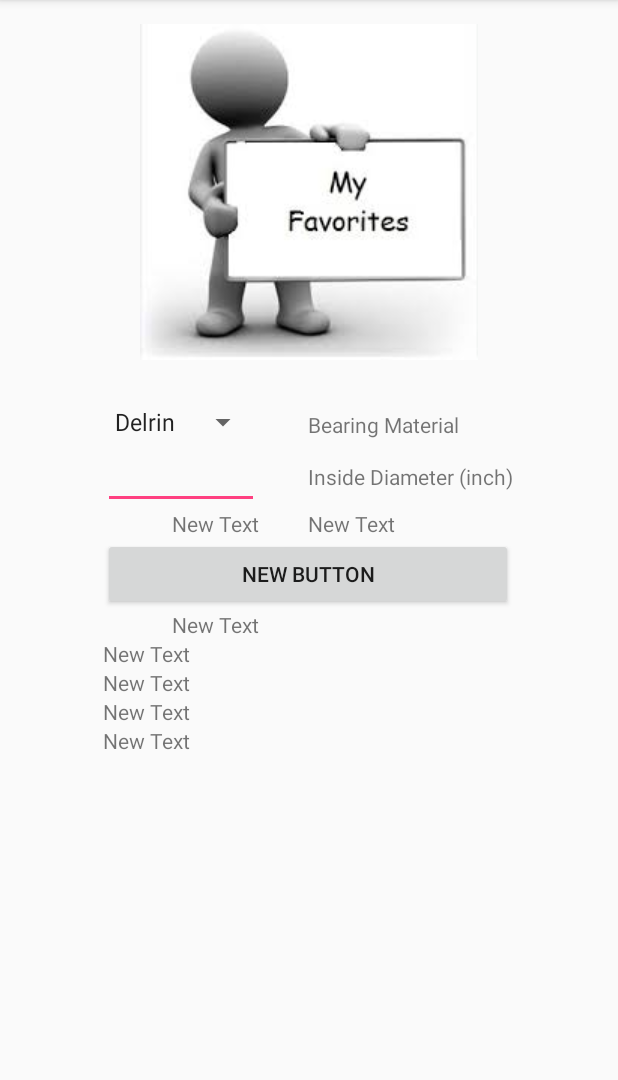
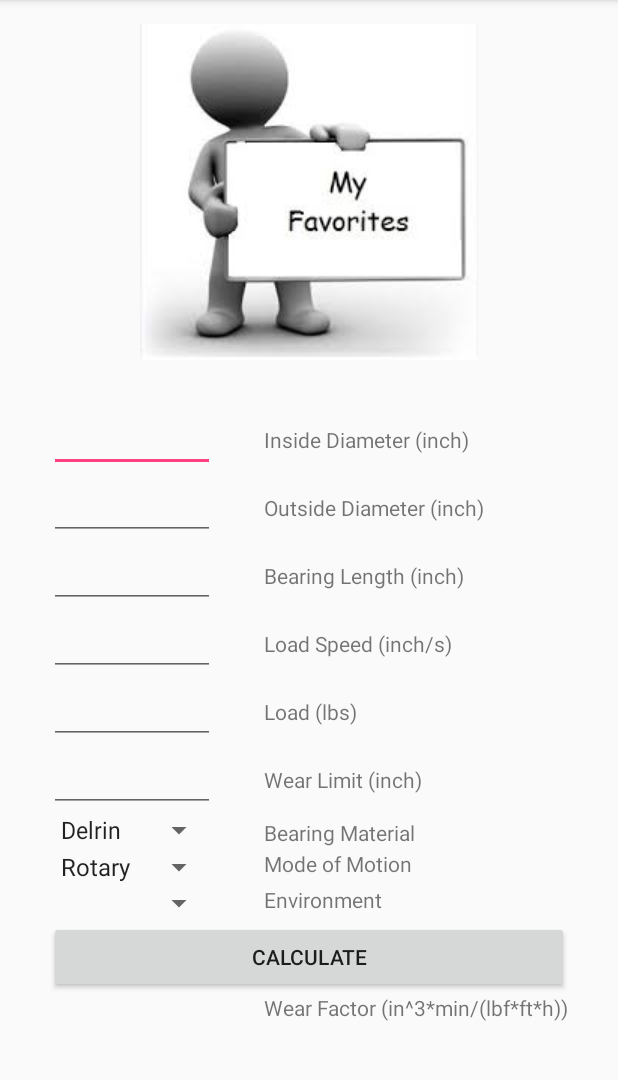
Before and after one commit to g-marsh/SleeveBearings, an Android app: the screen it shows after launch (MainActivity), on a phone screen of 412 x 824 dp, the part 84-1164 px from its top. Run offline under Robolectric (Android 15) with nearby library versions, the phone set to English and light mode, and no system bars.

```diff
--- a/app/src/main/java/com/gregmarsh/sleevebearings/MainActivity.java
+++ b/app/src/main/java/com/gregmarsh/sleevebearings/MainActivity.java
@@ -12,6 +12,8 @@ public class MainActivity extends AppCompatActivity {
 
     // Variables
     Spinner spnMaterial;
+    Spinner spnMotion;
+    Spinner spnEnvironment;
     String strMaterial;
     double dblWearFactor;
     EditText etOD;
@@ -24,16 +26,22 @@ public class MainActivity extends AppCompatActivity {
 
         // Instantiate Variables
         spnMaterial = (Spinner)findViewById(R.id.spinner);
+        spnMotion = (Spinner)findViewById(R.id.spinner1);
+        spnEnvironment = (Spinner)findViewById(R.id.spinner2);
         scrollView = (ScrollView) findViewById(R.id.scrollView);
 
+        // Declare and populate arrays
+        String [] aryMaterial = getResources().getStringArray(R.array.aryMaterial);
+        String [] aryMotion = getResources().getStringArray(R.array.aryMotion);
+        String [] aryEnvironment = getResources().getStringArray(R.array.aryEnvironment);
 
-        // Declare and populate array
-        String [] aryMaterial = getResources().getStringArray(R.array.aryMaterial);
-
-        // Bind the array and apply settings to the Spinner.
+        // Bind the arrays and apply settings to the Spinners.
         ArrayAdapter<String> dataAdapter = new ArrayAdapter<String>(this, android.R.layout.simple_spinner_item, aryMaterial);
+        ArrayAdapter<String> dataAdapter1 = new ArrayAdapter<String>(this, android.R.layout.simple_spinner_item, aryMotion);
         dataAdapter.setDropDownViewResource(android.R.layout.simple_spinner_dropdown_item);
+        dataAdapter1.setDropDownViewResource(android.R.layout.simple_spinner_dropdown_item);
         spnMaterial.setAdapter(dataAdapter);
+        spnMotion.setAdapter(dataAdapter1);
 
         // Calculate and View Results
         findViewById(R.id.button).setOnClickListener(new View.OnClickListener() {
--- a/app/src/main/res/layout/activity_main.xml
+++ b/app/src/main/res/layout/activity_main.xml
@@ -24,52 +24,16 @@
         android:layout_below="@+id/imageView"
         android:layout_centerHorizontal="true" >
 
-    <!--<ScrollView-->
-        <!--android:layout_width="wrap_content"-->
-        <!--android:layout_height="wrap_content"-->
-        <!--android:id="@+id/scrollView"-->
-        <!--android:layout_below="@+id/imageView"-->
-        <!--android:layout_centerHorizontal="true" >-->
-
         <LinearLayout
             android:layout_width="wrap_content"
             android:layout_height="wrap_content">
 
-
-
     <TableLayout
         android:layout_width="wrap_content"
         android:layout_height="match_parent"
-
         android:layout_marginTop="29dp">
 
-        <TableRow
-            android:layout_width="match_parent"
-            android:layout_height="match_parent">
-
-            <Spinner
-                android:layout_width="match_parent"
-                android:layout_height="wrap_content"
-                android:id="@+id/spinner"
-                android:layout_column="0"
-                android:layout_gravity="right" />
-
-            <TextView
-                android:layout_width="wrap_content"
-                android:layout_height="wrap_content"
-                android:textAppearance="?android:attr/textAppearanceMedium"
-                android:text="       "
-                android:id="@+id/textView6"
-                android:layout_column="1" />
-
-            <TextView
-                android:layout_width="wrap_content"
-                android:layout_height="wrap_content"
-                android:text="@string/material"
-                android:id="@+id/textView"
-                android:layout_column="2" />
-
-        </TableRow>
+        <!--  Edit Text Inputs  -->
 
         <TableRow
             android:layout_width="match_parent"
@@ -89,9 +53,204 @@
                 android:layout_width="wrap_content"
                 android:layout_height="wrap_content"
                 android:text="@string/inside_dia"
+                android:id="@+id/textView3"
+                android:layout_column="2" />
+        </TableRow>
+
+        <TableRow
+            android:layout_width="match_parent"
+            android:layout_height="match_parent">
+
+            <EditText
+                android:layout_width="wrap_content"
+                android:layout_height="wrap_content"
+                android:inputType="numberDecimal"
+                android:ems="10"
+                android:id="@+id/editText1"
+                android:width="75dp"
+                android:layout_column="0"
+                android:gravity="end" />
+
+            <TextView
+                android:layout_width="wrap_content"
+                android:layout_height="wrap_content"
+                android:text="@string/outside_dia"
+                android:id="@+id/textView4"
+                android:layout_column="2" />
+        </TableRow>
+
+        <TableRow
+            android:layout_width="match_parent"
+            android:layout_height="match_parent">
+
+            <EditText
+                android:layout_width="wrap_content"
+                android:layout_height="wrap_content"
+                android:inputType="numberDecimal"
+                android:ems="10"
+                android:id="@+id/editText2"
+                android:width="75dp"
+                android:layout_column="0"
+                android:gravity="end" />
+
+            <TextView
+                android:layout_width="wrap_content"
+                android:layout_height="wrap_content"
+                android:text="@string/bearing_length"
+                android:id="@+id/textView5"
+                android:layout_column="2" />
+        </TableRow>
+
+        <TableRow
+            android:layout_width="match_parent"
+            android:layout_height="match_parent">
+
+            <EditText
+                android:layout_width="wrap_content"
+                android:layout_height="wrap_content"
+                android:inputType="numberDecimal"
+                android:ems="10"
+                android:id="@+id/editText3"
+                android:width="75dp"
+                android:layout_column="0"
+                android:gravity="end" />
+
+            <TextView
+                android:layout_width="wrap_content"
+                android:layout_height="wrap_content"
+                android:text="@string/load_speed"
+                android:id="@+id/textView6"
+                android:layout_column="2" />
+        </TableRow>
+
+        <TableRow
+            android:layout_width="match_parent"
+            android:layout_height="match_parent">
+
+            <EditText
+                android:layout_width="wrap_content"
+                android:layout_height="wrap_content"
+                android:inputType="numberDecimal"
+                android:ems="10"
+                android:id="@+id/editText4"
+                android:width="75dp"
+                android:layout_column="0"
+                android:gravity="end" />
+
+            <TextView
+                android:layout_width="wrap_content"
+                android:layout_height="wrap_content"
+                android:text="@string/load"
+                android:id="@+id/textView7"
+                android:layout_column="2" />
+        </TableRow>
+
+        <TableRow
+            android:layout_width="match_parent"
+            android:layout_height="match_parent">
+
+            <EditText
+                android:layout_width="wrap_content"
+                android:layout_height="wrap_content"
+                android:inputType="numberDecimal"
+                android:ems="10"
+                android:id="@+id/editText5"
+                android:width="75dp"
+                android:layout_column="0"
+                android:gravity="end" />
+
+            <TextView
+                android:layout_width="wrap_content"
+                android:layout_height="wrap_content"
+                android:text="@string/wear_limit"
+                android:id="@+id/textView8"
+                android:layout_column="2" />
+        </TableRow>
+
+        <!--  Input spinners  -->
+
+        <TableRow
+            android:layout_width="match_parent"
+            android:layout_height="match_parent">
+
+            <Spinner
+                android:layout_width="match_parent"
+                android:layout_height="wrap_content"
+                android:id="@+id/spinner"
+                android:layout_column="0"
+                android:layout_gravity="right" />
+
+            <TextView
+                android:layout_width="wrap_content"
+                android:layout_height="wrap_content"
+                android:textAppearance="?android:attr/textAppearanceMedium"
+                android:text="       "
+                android:id="@+id/textViewSpaces"
+                android:layout_column="1" />
+
+            <TextView
+                android:layout_width="wrap_content"
+                android:layout_height="wrap_content"
+                android:text="@string/material2"
+                android:id="@+id/textView"
+                android:layout_column="2" />
+
+        </TableRow>
+
+        <TableRow
+            android:layout_width="match_parent"
+            android:layout_height="match_parent">
+
+            <Spinner
+                android:layout_width="match_parent"
+                android:layout_height="wrap_content"
+                android:id="@+id/spinner1"
+                android:layout_column="0"
+                android:layout_gravity="right" />
+
+            <TextView
+                android:layout_width="wrap_content"
+                android:layout_height="wrap_content"
+                android:text="@string/motion"
+                android:id="@+id/textView1"
+                android:layout_column="2" />
+
+        </TableRow>
+
+        <TableRow
+            android:layout_width="match_parent"
+            android:layout_height="match_parent">
+
+            <Spinner
+                android:layout_width="match_parent"
+                android:layout_height="wrap_content"
+                android:id="@+id/spinner2"
+                android:layout_column="0"
+                android:layout_gravity="right" />
+
+            <TextView
+                android:layout_width="wrap_content"
+                android:layout_height="wrap_content"
+                android:text="@string/environment"
                 android:id="@+id/textView2"
                 android:layout_column="2" />
+
         </TableRow>
+
+        <!--  Calculate Button -->
+
+        <TableRow
+            android:layout_width="match_parent"
+            android:layout_height="match_parent">
+
+            <Button
+                android:text="@string/calculate"
+                android:id="@+id/button"
+                android:layout_column="0"
+                android:layout_span="3" />
+        </TableRow>
+
+        <!--  Coefficients -->
 
         <TableRow
             android:layout_width="match_parent"
@@ -100,83 +259,18 @@
             <TextView
                 android:layout_width="wrap_content"
                 android:layout_height="wrap_content"
-                android:text="New Text"
-                android:id="@+id/textView3"
+                android:text=""
+                android:id="@+id/textView9"
                 android:layout_column="0"
                 android:layout_gravity="right" />
 
             <TextView
                 android:layout_width="wrap_content"
                 android:layout_height="wrap_content"
-                android:text="New Text"
-                android:id="@+id/textView4"
+                android:text="@string/wear_factor"
+                android:id="@+id/textView10"
                 android:layout_column="2" />
-
         </TableRow>
-
-        <TableRow
-            android:layout_width="match_parent"
-            android:layout_height="match_parent">
-
-            <Button
-                android:text="New Button"
-                android:id="@+id/button"
-                android:layout_column="0"
-                android:layout_span="3" />
-        </TableRow>
-
-        <TableRow
-            android:layout_width="match_parent"
-            android:layout_height="match_parent">
-
-            <TextView
-                android:text="New Text"
-                android:id="@+id/textView5"
-                android:layout_column="0"
-                android:layout_gravity="right" />
-        </TableRow>
-
-        <TableRow
-            android:layout_width="match_parent"
-            android:layout_height="match_parent">
-
-            <TextView
-                android:text="New Text"
-                android:id="@+id/textView7"
-                android:layout_column="0" />
-        </TableRow>
-
-        <TableRow
-            android:layout_width="match_parent"
-            android:layout_height="match_parent">
-
-            <TextView
-                android:text="New Text"
-                android:id="@+id/textView8"
-                android:layout_column="0" />
-        </TableRow>
-
-        <TableRow
-            android:layout_width="match_parent"
-            android:layout_height="match_parent">
-
-            <TextView
-                android:text="New Text"
-                android:id="@+id/textView9"
-                android:layout_column="0" />
-        </TableRow>
-
-        <TableRow
-            android:layout_width="match_parent"
-            android:layout_height="match_parent">
-
-            <TextView
-                android:text="New Text"
-                android:id="@+id/textVieW10"
-                android:layout_column="0" />
-        </TableRow>
-
-
 
     </TableLayout>
 
--- a/app/src/main/res/values/strings.xml
+++ b/app/src/main/res/values/strings.xml
@@ -1,12 +1,32 @@
 <resources>
     <string name="app_name">SleeveBearings</string>
-    <string name="material">Bearing Material</string>
+    <!-- inputs -->
+    <string name="material2">Bearing Material</string>
+    <string name="motion">Mode of Motion</string>
+    <string name="environment">Environment</string>
     <string name="calculate">Calculate</string>
     <string name="inside_dia">Inside Diameter (inch)</string>
-    <string name="spacer" >.   .</string>
+    <string name="outside_dia">Outside Diameter (inch)</string>
+    <string name="bearing_length">Bearing Length (inch)</string>
+    <string name="load_speed">Load Speed (inch/s)</string>
+    <string name="load">Load (lbs)</string>
+    <string name="wear_limit">Wear Limit (inch)</string>
+    <!-- outputs -->
+    <string name="wear_factor">Wear Factor (in^3*min/(lbf*ft*h))</string>
+    <!-- coefficient arrays -->
     <string-array name="aryMaterial">
         <item>Delrin</item>
         <item>Bronze</item>
     </string-array>
+    <string-array name="aryMotion">
+        <item>Rotary</item>
+        <item>Oscillatory</item>
+        <item>Reciprocating</item>
+    </string-array>
+    <string-array name="aryEnvironment">
+        <item>Rotary</item>
+        <item>Oscillatory</item>
+        <item>Reciprocating</item>
+    </string-array>
 
 </resources>
--- a/build.gradle
+++ b/build.gradle
@@ -5,7 +5,7 @@ buildscript {
         jcenter()
     }
     dependencies {
-        classpath 'com.android.tools.build:gradle:2.1.0'
+        classpath 'com.android.tools.build:gradle:2.1.2'
 
         // NOTE: Do not place your application dependencies here; they belong
         // in the individual module build.gradle files
```
